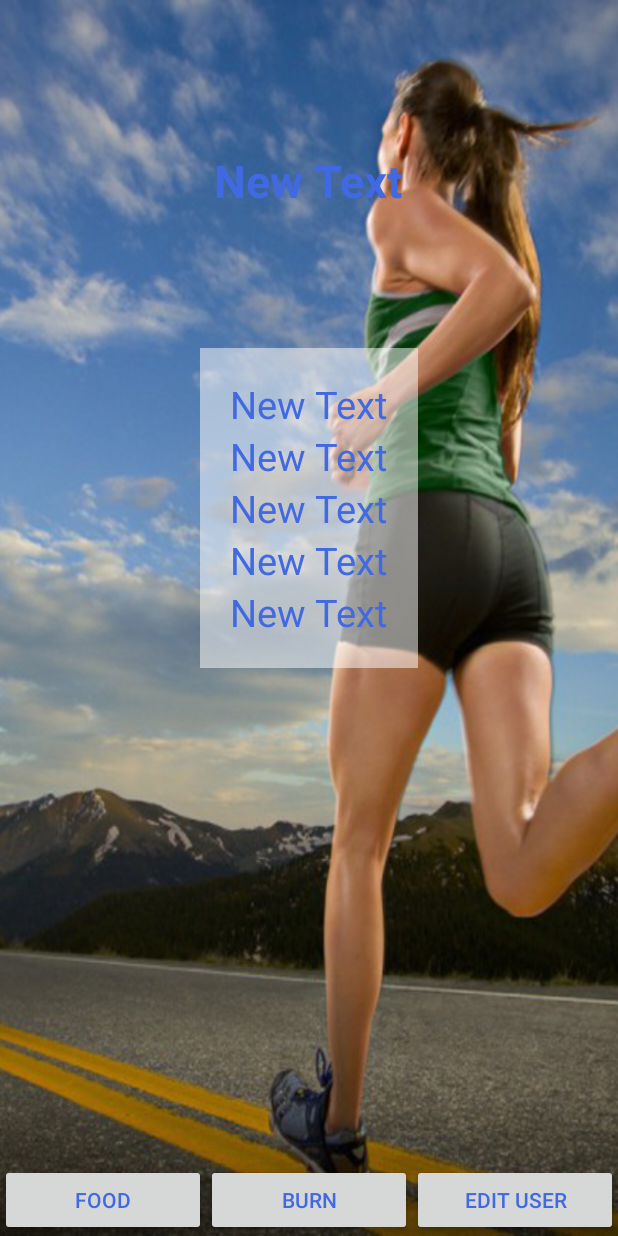
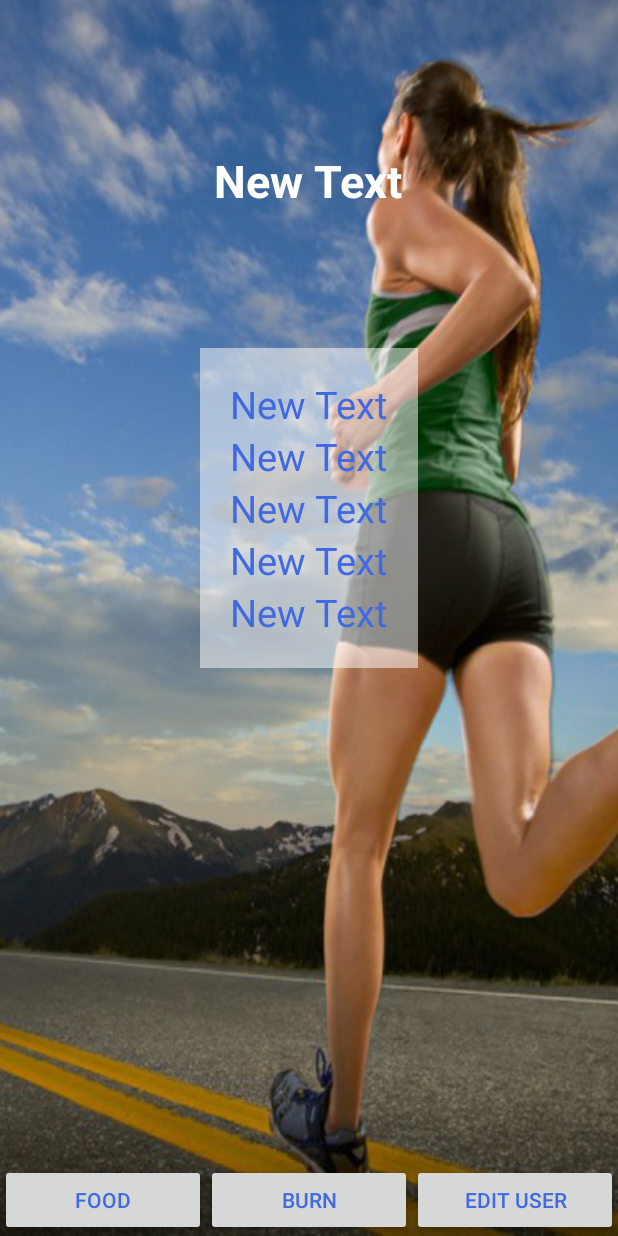
Before and after one commit to Waritsara26/Weight-Control, an Android app: the layout activity_main.xml on its own in the app's theme, with its tools: preview values and no code run, on a phone screen of 412 x 824 dp. Run offline under Robolectric (Android 15) with nearby library versions, the phone set to English and light mode, and no system bars.

```diff
--- a/app/src/main/res/layout/activity_main.xml
+++ b/app/src/main/res/layout/activity_main.xml
@@ -13,7 +13,7 @@
         android:text="New Text"
         android:id="@+id/textView13"
         android:textSize="30sp"
-        android:textColor="@color/text"
+        android:textColor="@color/text1"
         android:layout_centerHorizontal="true"
         android:layout_marginTop="100dp"
         android:textStyle="normal|bold" />
--- a/app/src/main/res/values/colors.xml
+++ b/app/src/main/res/values/colors.xml
@@ -5,5 +5,6 @@
     <color name="colorAccent">#FF4081</color>
 
     <color name="text">#4169e1</color>
+    <color name="text1">#ffffff</color>
 
 </resources>
```
Also changed, not shown: app/src/main/java/nu/khamenketkan/waritsara/weightcontrol/AddBurnActivity.java (+6 -2 lines), app/src/main/java/nu/khamenketkan/waritsara/weightcontrol/MainActivity.java (+19 -3 lines).
